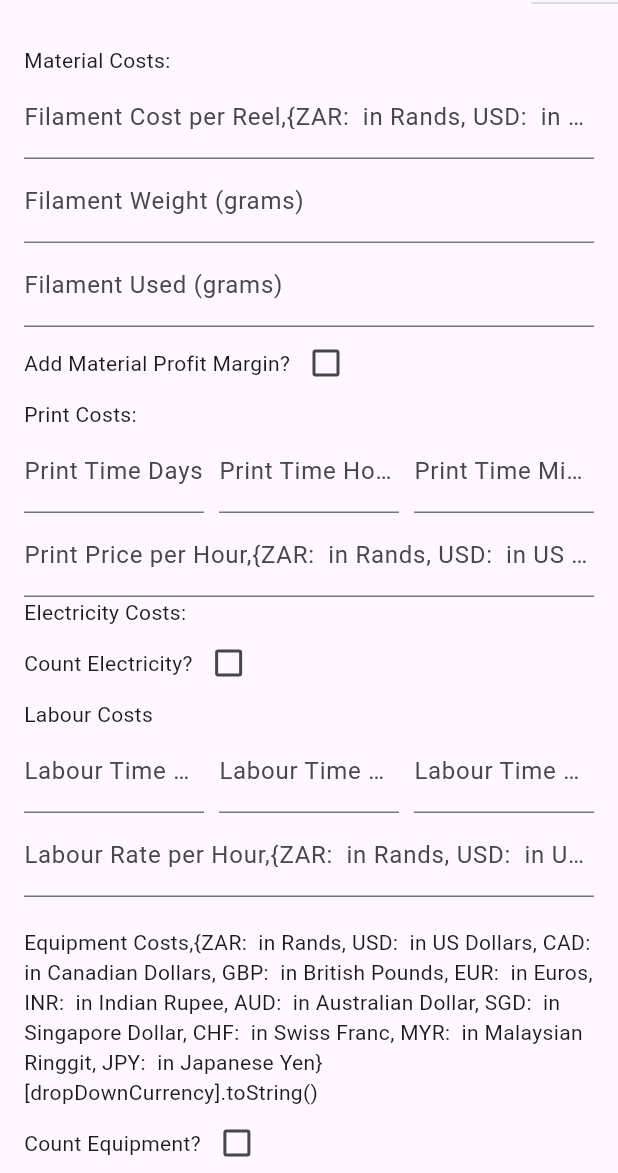
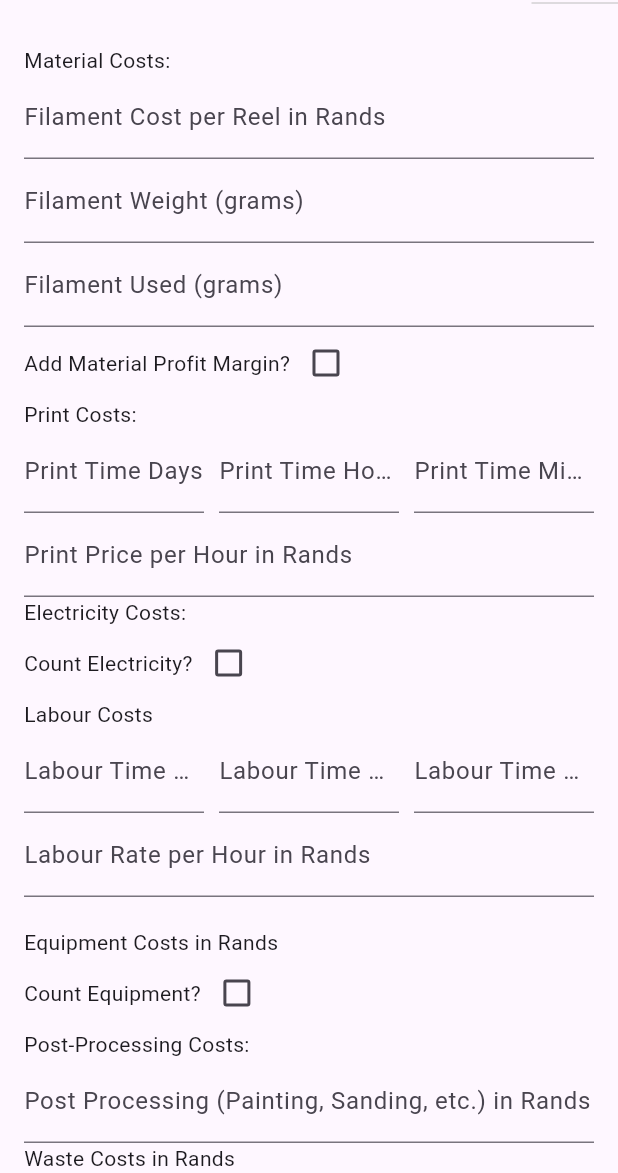
Before and after one commit to badtzmaruu/3d-Printer-Calculator, a Flutter app: the screen it shows after launch, on a phone screen of 412 x 824 dp, the part 63-1236 px from its top. Run offline on Flutter 3.47's test engine with Material 3 defaults, Android fonts, the phone set to English and light mode, and no system bars; our stand-ins replace printing.

Commit message:
Currency drop down fixed AGAIN
fixed the interpolation issue

```diff
--- a/3d Printer Calculator/lib/main.dart
+++ b/3d Printer Calculator/lib/main.dart
@@ -264,7 +264,7 @@ class _MyHomePageState extends State<MyHomePage> {
                 ],
 
                 decoration: /*const*/ InputDecoration(
-                  labelText: 'Filament Cost per Reel,$currencyLabels[dropDownCurrency].toString()',
+                  labelText: 'Filament Cost per Reel'+currencyLabels[dropDownCurrency].toString(),
                 ),
               ),
               TextFormField(
@@ -367,7 +367,7 @@ class _MyHomePageState extends State<MyHomePage> {
                   LengthLimitingTextInputFormatter(8)
                 ],
                 decoration:  InputDecoration(
-                  labelText: 'Print Price per Hour,$currencyLabels[dropDownCurrency].toString()',
+                  labelText: 'Print Price per Hour'+currencyLabels[dropDownCurrency].toString(),
                 ),
               ),
 
@@ -408,7 +408,7 @@ class _MyHomePageState extends State<MyHomePage> {
                         LengthLimitingTextInputFormatter(8)
                       ],
                       decoration: InputDecoration(
-                        labelText: 'Cost per kWh,$currencyLabels[dropDownCurrency].toString()',
+                        labelText: 'Cost per kWh'+currencyLabels[dropDownCurrency].toString(),
                       ),
                     ),
                     Row(
@@ -493,7 +493,7 @@ class _MyHomePageState extends State<MyHomePage> {
                   LengthLimitingTextInputFormatter(8)
                 ],
                 decoration:  InputDecoration(
-                  labelText: 'Labour Rate per Hour,$currencyLabels[dropDownCurrency].toString()',
+                  labelText: 'Labour Rate per Hour'+currencyLabels[dropDownCurrency].toString(),
                 ),
               ),
 
@@ -501,7 +501,7 @@ class _MyHomePageState extends State<MyHomePage> {
               Column(
                 crossAxisAlignment: CrossAxisAlignment.start,
                 children: [
-                  Text('Equipment Costs,$currencyLabels[dropDownCurrency].toString()'),
+                  Text('Equipment Costs'+currencyLabels[dropDownCurrency].toString()),
                   Row(
                     children: [
                       const Text('Count Equipment?'),
@@ -524,7 +524,7 @@ class _MyHomePageState extends State<MyHomePage> {
                         LengthLimitingTextInputFormatter(8)
                       ],
                       decoration:  InputDecoration(
-                        labelText: 'Printer Purchase Price,$currencyLabels[dropDownCurrency].toString()',
+                        labelText: 'Printer Purchase Price'+currencyLabels[dropDownCurrency].toString(),
                       ),
                     ),
                     TextFormField(
@@ -535,7 +535,7 @@ class _MyHomePageState extends State<MyHomePage> {
                         LengthLimitingTextInputFormatter(8)
                       ],
                       decoration:  InputDecoration(
-                        labelText: 'Printer Upgrades Price,$currencyLabels[dropDownCurrency].toString()',
+                        labelText: 'Printer Upgrades Price'+currencyLabels[dropDownCurrency].toString(),
                       ),
                     ),
                     TextFormField(
@@ -546,7 +546,7 @@ class _MyHomePageState extends State<MyHomePage> {
                         LengthLimitingTextInputFormatter(8)
                       ],
                       decoration:  InputDecoration(
-                        labelText: 'Annual Repair Costs,$currencyLabels[dropDownCurrency].toString()',
+                        labelText: 'Annual Repair Costs'+currencyLabels[dropDownCurrency].toString(),
                       ),
                     ),
                     Row(
@@ -605,10 +605,10 @@ class _MyHomePageState extends State<MyHomePage> {
                   LengthLimitingTextInputFormatter(8)
                 ],
                 decoration:  InputDecoration(
-                  labelText: 'Post Processing (Painting, Sanding, etc.),$currencyLabels[dropDownCurrency].toString()',
+                  labelText: 'Post Processing (Painting, Sanding, etc.)'+currencyLabels[dropDownCurrency].toString(),
                 ),
               ),
-               Text('Waste Costs,$currencyLabels[dropDownCurrency].toString()'),
+               Text('Waste Costs'+currencyLabels[dropDownCurrency].toString()),
               TextFormField(
                 controller: wasteWeightController,
                 keyboardType: const TextInputType.numberWithOptions(decimal: true),
@@ -620,7 +620,7 @@ class _MyHomePageState extends State<MyHomePage> {
                   labelText: 'Weight of Waste Material (grams)',
                 ),
               ),
-              Text('Failed Print Costs,$currencyLabels[dropDownCurrency].toString()'),
+              Text('Failed Print Costs,'+currencyLabels[dropDownCurrency].toString()),
               TextFormField(
                 controller: failedPrintPercentageController,
                 keyboardType: const TextInputType.numberWithOptions(decimal: true),
```
